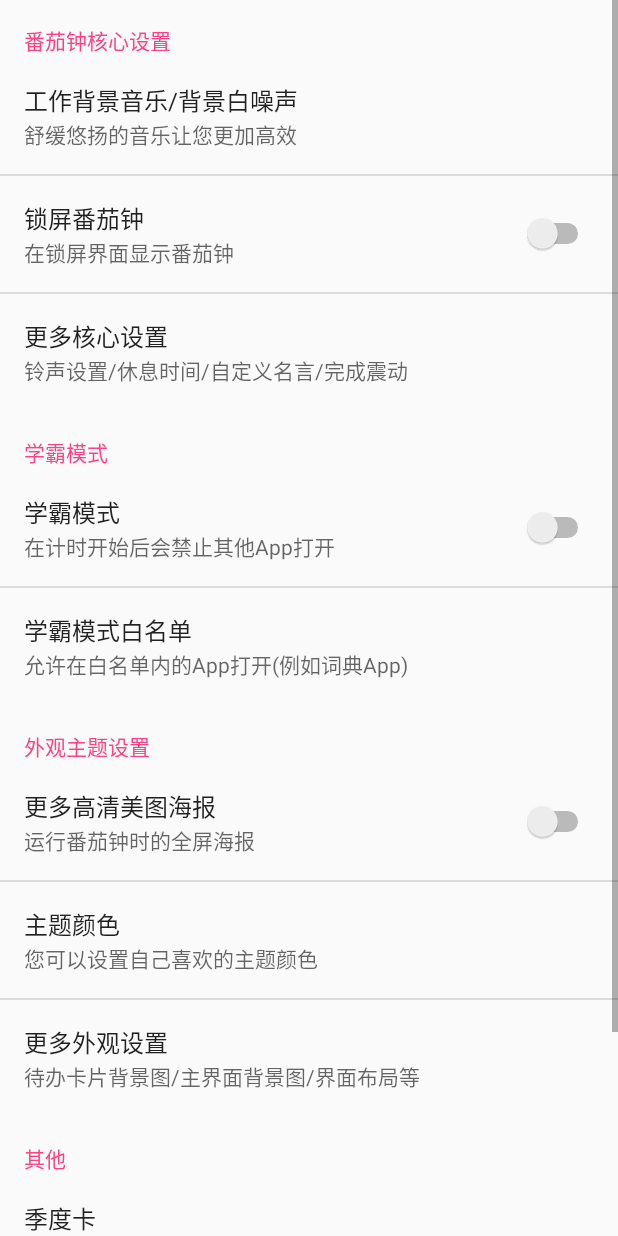
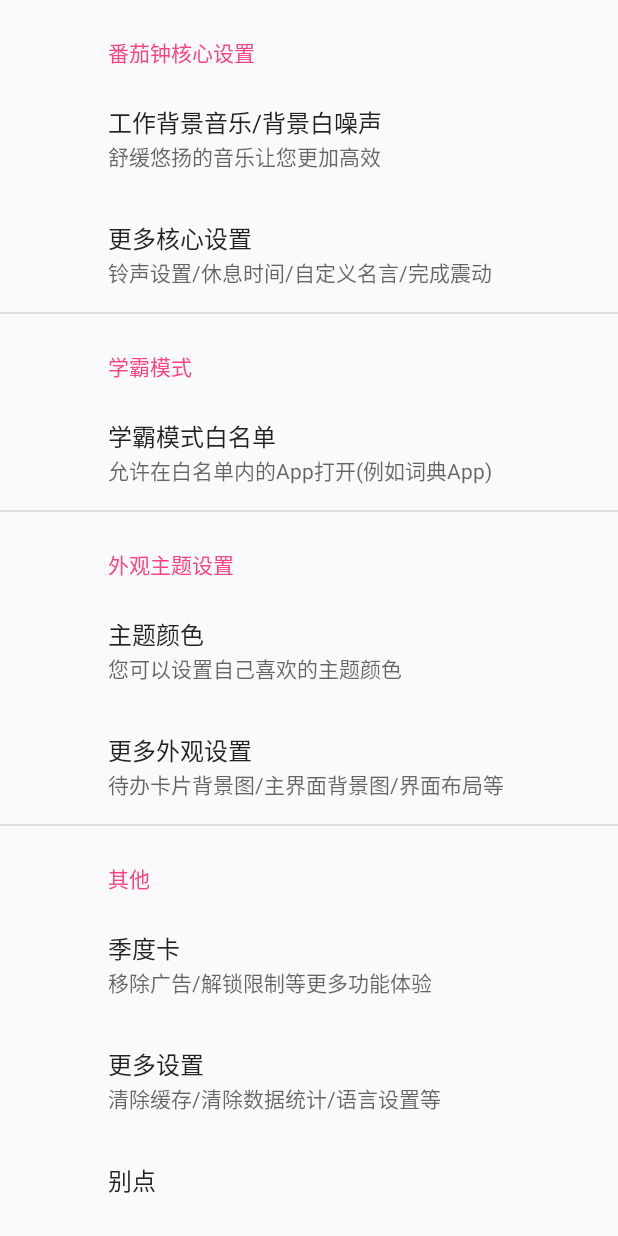
Before and after one commit to dongxiawu/betterme, an Android app: the fragment SettingsFragment shown on its own in the app's theme, on a phone screen of 412 x 824 dp. Run offline under Robolectric (Android 15) with nearby library versions, the phone set to English and light mode, and no system bars; our stand-ins replace androidx.preference.

Commit message:
fix bugs

```diff
--- a/app/build.gradle
+++ b/app/build.gradle
@@ -23,6 +23,7 @@ dependencies {
     implementation 'com.android.support:appcompat-v7:26.1.0'
     implementation 'com.android.support.constraint:constraint-layout:1.0.2'
     implementation 'com.android.support:design:26.1.0'
+    implementation 'com.android.support:preference-v7:26.1.0'
     implementation 'de.hdodenhof:circleimageview:2.2.0'
     implementation 'com.android.support:support-v4:26.1.0'
     testImplementation 'junit:junit:4.12'
--- a/app/src/main/java/com/zoe/dongxia/betterme/MainActivity.java
+++ b/app/src/main/java/com/zoe/dongxia/betterme/MainActivity.java
@@ -10,6 +10,6 @@ public class MainActivity extends AppCompatActivity {
         super.onCreate(savedInstanceState);
         setContentView(R.layout.activity_main);
         getSupportFragmentManager().beginTransaction()
-                .add(R.id.frame_layout,MainFragment.newInstance()).commit();
+                .replace(R.id.frame_layout,MainFragment.newInstance()).commit();
     }
 }
--- a/app/src/main/java/com/zoe/dongxia/betterme/SettingsFragment.java
+++ b/app/src/main/java/com/zoe/dongxia/betterme/SettingsFragment.java
@@ -1,14 +1,10 @@
 package com.zoe.dongxia.betterme;
 
 import android.os.Bundle;
-import android.preference.PreferenceFragment;
-import android.support.v4.app.Fragment;
-import android.view.LayoutInflater;
-import android.view.View;
-import android.view.ViewGroup;
+import android.support.v7.preference.PreferenceFragmentCompat;
 
 
-public class SettingsFragment extends PreferenceFragment {
+public class SettingsFragment extends PreferenceFragmentCompat {
 
     public static SettingsFragment newInstance() {
         SettingsFragment fragment = new SettingsFragment();
@@ -16,11 +12,8 @@ public class SettingsFragment extends PreferenceFragment {
     }
 
     @Override
-    public void onCreate(Bundle savedInstanceState) {
-        super.onCreate(savedInstanceState);
-
+    public void onCreatePreferences(Bundle savedInstanceState, String rootKey) {
         // Load the preferences from an XML resource
-        addPreferencesFromResource(R.xml.settings);
+        setPreferencesFromResource(R.xml.settings, rootKey);
     }
-
 }
--- a/app/src/main/res/layout/fragment_main.xml
+++ b/app/src/main/res/layout/fragment_main.xml
@@ -22,6 +22,8 @@
             android:theme="@style/ThemeOverlay.AppCompat.Dark.ActionBar"
             android:popupTheme="@style/ThemeOverlay.AppCompat.Light"
             android:background="@color/colorPrimary"
+            app:title="番茄ToDo"
+            app:navigationIcon="@drawable/ic_menu_white_24dp"
             />
 
         <android.support.v4.view.ViewPager
@@ -57,6 +59,7 @@
     </LinearLayout>
 
     <android.support.design.widget.NavigationView
+        android:id="@+id/nav_view"
         android:layout_width="match_parent"
         android:layout_height="match_parent"
         android:layout_gravity="start"
--- a/app/src/main/res/values/styles.xml
+++ b/app/src/main/res/values/styles.xml
@@ -6,6 +6,7 @@
         <item name="colorPrimary">@color/colorPrimary</item>
         <item name="colorPrimaryDark">@color/colorPrimaryDark</item>
         <item name="colorAccent">@color/colorAccent</item>
+        <item name="preferenceTheme">@style/PreferenceThemeOverlay</item>
     </style>
 
 </resources>
--- a/app/src/main/res/xml/settings.xml
+++ b/app/src/main/res/xml/settings.xml
@@ -6,12 +6,12 @@
             android:title="工作背景音乐/背景白噪声"
             android:summary="舒缓悠扬的音乐让您更加高效"
             />
-        <SwitchPreference
-            android:id="@+id/lock"
-            android:key="lock"
-            android:title="锁屏番茄钟"
-            android:summary="在锁屏界面显示番茄钟"
-            />
+        <!--<SwitchPreference-->
+            <!--android:id="@+id/lock"-->
+            <!--android:key="lock"-->
+            <!--android:title="锁屏番茄钟"-->
+            <!--android:summary="在锁屏界面显示番茄钟"-->
+            <!--/>-->
         <PreferenceScreen
             android:key="more_core_settings"
             android:title="更多核心设置"
@@ -21,12 +21,12 @@
 
     <PreferenceCategory
         android:title="学霸模式">
-        <SwitchPreference
-            android:id="@+id/strict_mode"
-            android:key="strict_mode"
-            android:title="学霸模式"
-            android:summary="在计时开始后会禁止其他App打开"
-            />
+        <!--<SwitchPreference-->
+            <!--android:id="@+id/strict_mode"-->
+            <!--android:key="strict_mode"-->
+            <!--android:title="学霸模式"-->
+            <!--android:summary="在计时开始后会禁止其他App打开"-->
+            <!--/>-->
         <PreferenceScreen
             android:key="white_list"
             android:title="学霸模式白名单"
@@ -36,12 +36,12 @@
 
     <PreferenceCategory
         android:title="外观主题设置">
-        <SwitchPreference
-            android:id="@+id/more_poster"
-            android:key="more_poster"
-            android:title="更多高清美图海报"
-            android:summary="运行番茄钟时的全屏海报"
-            />
+        <!--<SwitchPreference-->
+            <!--android:id="@+id/more_poster"-->
+            <!--android:key="more_poster"-->
+            <!--android:title="更多高清美图海报"-->
+            <!--android:summary="运行番茄钟时的全屏海报"-->
+            <!--/>-->
         <PreferenceScreen
             android:key="theme_color"
             android:title="主题颜色"
```
Also changed, not shown: app/src/main/java/com/zoe/dongxia/betterme/MainFragment.java (+62 -60 lines), app/src/main/res/layout/fragment_settings.xml (deleted, +0 -13 lines).
